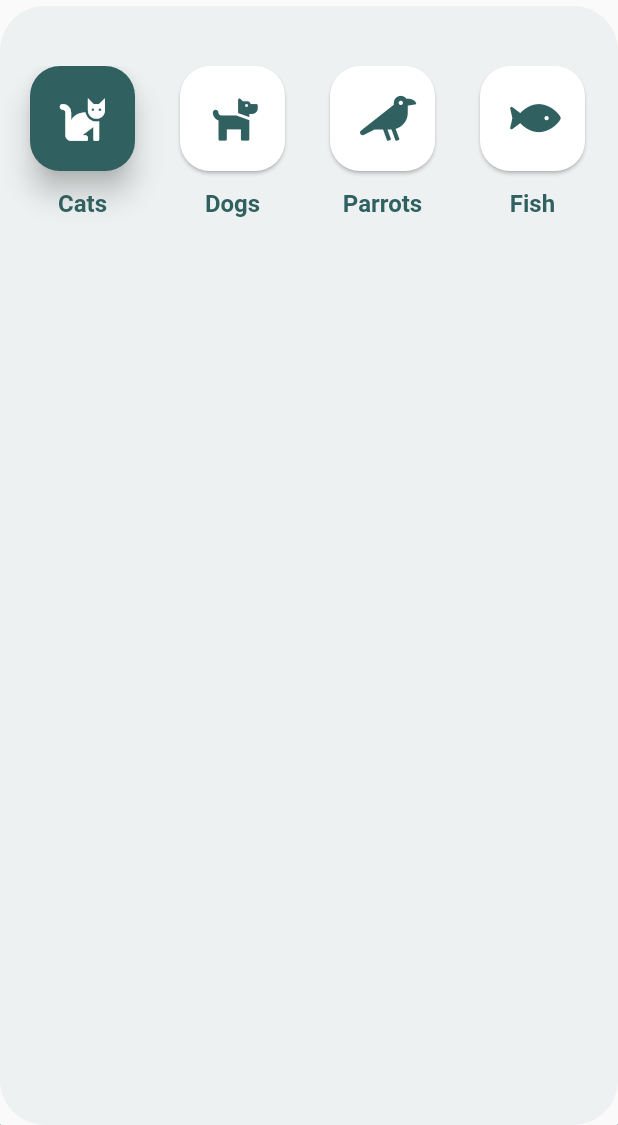
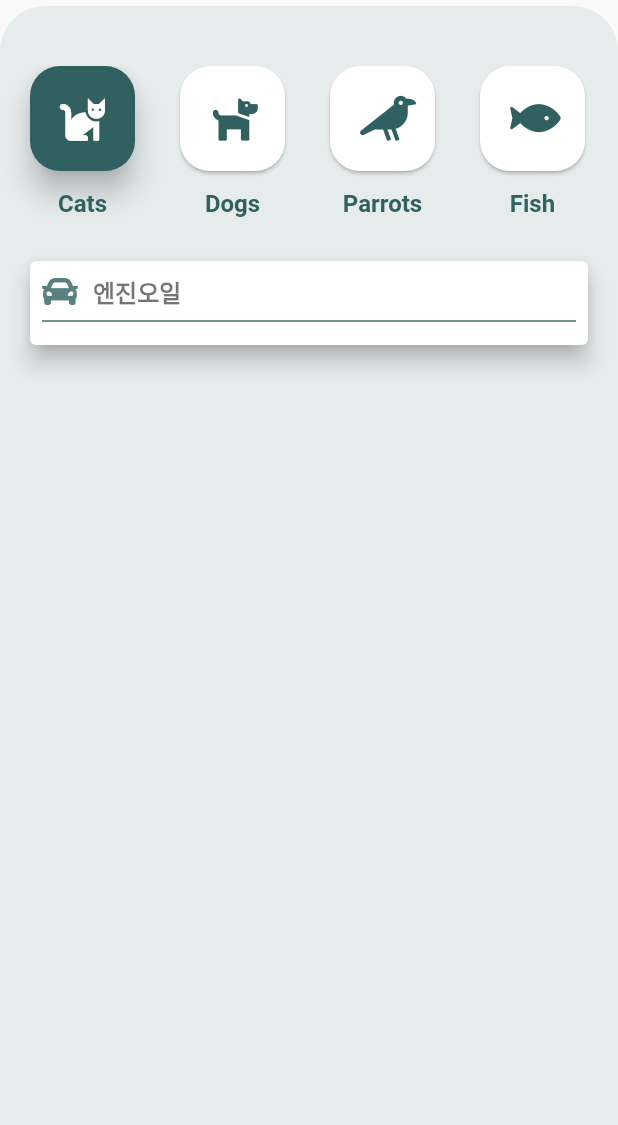
Before and after one commit to geojun01/CarMoa, a Flutter app: the screen it shows after launch, on a phone screen of 412 x 824 dp, the part 111-1236 px from its top. Run offline on Flutter 3.47's test engine with Material 2 defaults, Android fonts, the phone set to English and light mode, and no system bars; our stand-ins replace font_awesome_flutter, sqflite; accounts and stored records are empty.

Commit message:
메인 화면 전환 완성

```diff
--- a/lib/activity/carmoa_home.dart
+++ b/lib/activity/carmoa_home.dart
@@ -30,7 +30,9 @@ class _MoaHomeState extends State<MoaHome> {
                 children: [
                   InkWell(
                       onTap: widget.menuCallback,
-                      child: Icon(menuOpen ? FontAwesomeIcons.angleDoubleLeft : FontAwesomeIcons.bars)),
+                      child: Icon(menuOpen
+                          ? FontAwesomeIcons.angleDoubleLeft
+                          : FontAwesomeIcons.bars)),
                   Column(
                     children: [
                       Text('CarMoa', style: titleBoldFont),
@@ -38,7 +40,9 @@ class _MoaHomeState extends State<MoaHome> {
                         children: [
                           Icon(
                             FontAwesomeIcons.mapMarkerAlt,
-                            color: Theme.of(context).primaryColor,
+                            color: Theme
+                                .of(context)
+                                .primaryColor,
                             size: 14,
                           ),
                           SizedBox(width: 4),
@@ -58,27 +62,16 @@ class _MoaHomeState extends State<MoaHome> {
             Expanded(
               child: Container(
                 decoration: BoxDecoration(
-                    borderRadius: BorderRadius.circular(30.0),
-                    color: Theme.of(context).primaryColor.withOpacity(0.06)),
+                    borderRadius: BorderRadius.only(
+                        topRight: Radius.circular(30),
+                        topLeft: Radius.circular(30)),
+                    color: Color.fromRGBO(230, 235, 235, 1)),
                 child: Column(
                   children: [
-                    SizedBox(height: 40,),
-                    // 검색
-                    // Row(
-                    //   children: [
-                    //     Icon(FontAwesomeIcons.search, color: Colors.grey),
-                    //     Expanded(
-                    //       child: TextField(
-                    //         style: TextStyle(fontSize: 18.0),
-                    //         decoration: InputDecoration(
-                    //             border: OutlineInputBorder(
-                    //                 borderSide: BorderSide.none),
-                    //             hintText: 'Search pets to adopt'),
-                    //       ),
-                    //     ),
-                    //     Icon(FontAwesomeIcons.filter, color: Colors.grey),
-                    //   ],
-                    // ),
+                    SizedBox(
+                      height: 40,
+                    ),
+                    // 상단 메뉴 리스트
                     Container(
                       height: 110.0,
                       child: ListView.builder(
@@ -89,10 +82,41 @@ class _MoaHomeState extends State<MoaHome> {
                             return buildAnimalIcon(index);
                           }),
                     ),
+                    // 세부 메뉴 화면
+                    Container(
+                      margin: EdgeInsets.all(16.0),
+                      child: Card(
+                          color: Colors.white,
+                          elevation: 6,
+                          child: Padding(
+                            padding: const EdgeInsets.all(8.0),
+                            child: Column(
+                              crossAxisAlignment: CrossAxisAlignment.stretch,
+                              children: [
+                                Row(children: [
+                                  Icon(FontAwesomeIcons.car,
+                                      color: Theme
+                                          .of(context)
+                                          .primaryColor
+                                          .withOpacity(0.8)),
+                                  SizedBox(width: 10),
+                                  Text(
+                                    '엔진오일',
+                                    style: titleMain,
+                                  )
+                                ]),
+                                Divider(
+                                    height: 16,
+                                    color: startColor,
+                                    thickness: 1),
+                              ],
+                            ),
+                          )),
+                    ),
                   ],
                 ),
               ),
-            )
+            ),
           ],
         ),
       ),
@@ -114,7 +138,9 @@ class _MoaHomeState extends State<MoaHome> {
             },
             child: Material(
               color: selectedIndex == index
-                  ? Theme.of(context).primaryColor
+                  ? Theme
+                  .of(context)
+                  .primaryColor
                   : Colors.white,
               elevation: selectedIndex == index ? 8.0 : 1.0,
               borderRadius: BorderRadius.circular(20.0),
@@ -124,7 +150,9 @@ class _MoaHomeState extends State<MoaHome> {
                   animalIcons[index],
                   color: selectedIndex == index
                       ? Colors.white
-                      : Theme.of(context).primaryColor,
+                      : Theme
+                      .of(context)
+                      .primaryColor,
                   size: 30,
                 ),
               ),
@@ -134,7 +162,9 @@ class _MoaHomeState extends State<MoaHome> {
           Text(
             animalType[index],
             style: TextStyle(
-                color: Theme.of(context).primaryColor,
+                color: Theme
+                    .of(context)
+                    .primaryColor,
                 fontSize: 16,
                 fontWeight: FontWeight.w700),
           ),
--- a/lib/config/config_style.dart
+++ b/lib/config/config_style.dart
@@ -4,7 +4,7 @@ import 'package:flutter/material.dart';
 import 'package:font_awesome_flutter/font_awesome_flutter.dart';
 
 Color mainColor = Color.fromRGBO(48, 96, 96, 1.0);
-Color startingColor = Color.fromRGBO(70, 112, 112, 1.0);
+Color startColor = Color.fromRGBO(70, 112, 112, 1.0);
 
 const mainFont = TextStyle(
   fontSize: 14.0,
@@ -16,6 +16,12 @@ const titleBoldFont = TextStyle(
   fontSize: 18.0,
   fontWeight: FontWeight.w600,
   color: Color.fromRGBO(48, 96, 96, 1.0),
+);
+
+const titleMain = TextStyle(
+  fontSize: 16.0,
+  fontWeight: FontWeight.w600,
+  color: Colors.black54,
 );
 
 const titleMinFont = TextStyle(
--- a/lib/main_screen/drawerScreen.dart
+++ b/lib/main_screen/drawerScreen.dart
@@ -124,7 +124,7 @@ class _DrawerScreenState extends State<DrawerScreen> {
           gradient: LinearGradient(
             begin: Alignment.topCenter,
             end: Alignment.bottomCenter,
-            colors: [startingColor, mainColor],
+            colors: [startColor, mainColor],
           ),
         ),
       ),
--- a/pubspec.yaml
+++ b/pubspec.yaml
@@ -26,15 +26,11 @@ dependencies:
 
   cupertino_icons: ^1.0.0
   sqflite: ^1.3.0
-  path_provider: ^1.6.24
-  path: ^1.7.0
   flutter_slidable: ^0.5.7
   font_awesome_flutter: ^8.5.0
   intl: ^0.16.1
   crypto: ^2.1.4
-  image_picker: ^0.6.7+14
   shared_preferences: ^0.5.3+2
-  scaling_header: ^1.1.1
 
 dev_dependencies:
   flutter_test:
```
Also changed, not shown: lib/activity/car.dart (deleted, +0 -78 lines), lib/activity/home.dart (deleted, +0 -51 lines), lib/activity/setting.dart (deleted, +0 -63 lines), pubspec.lock.
